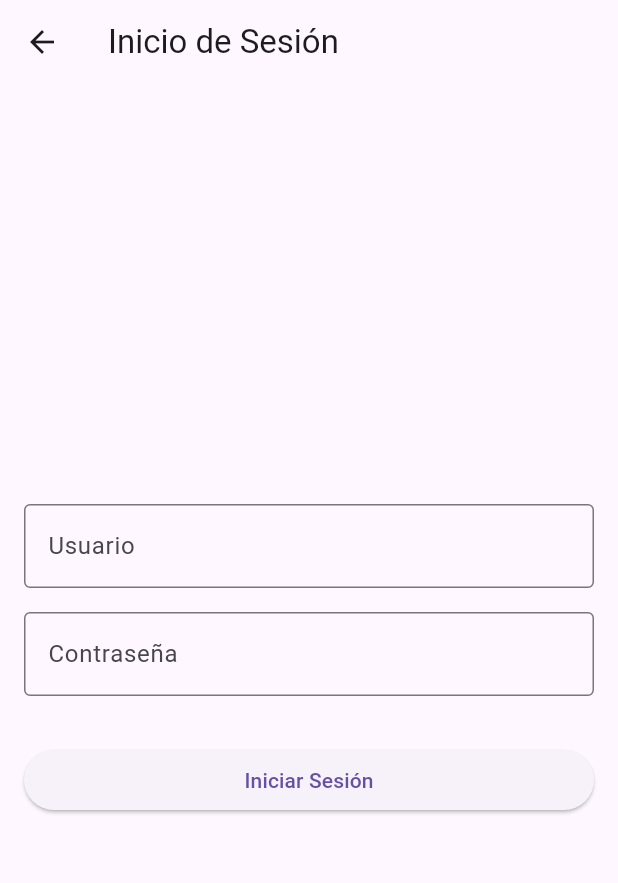
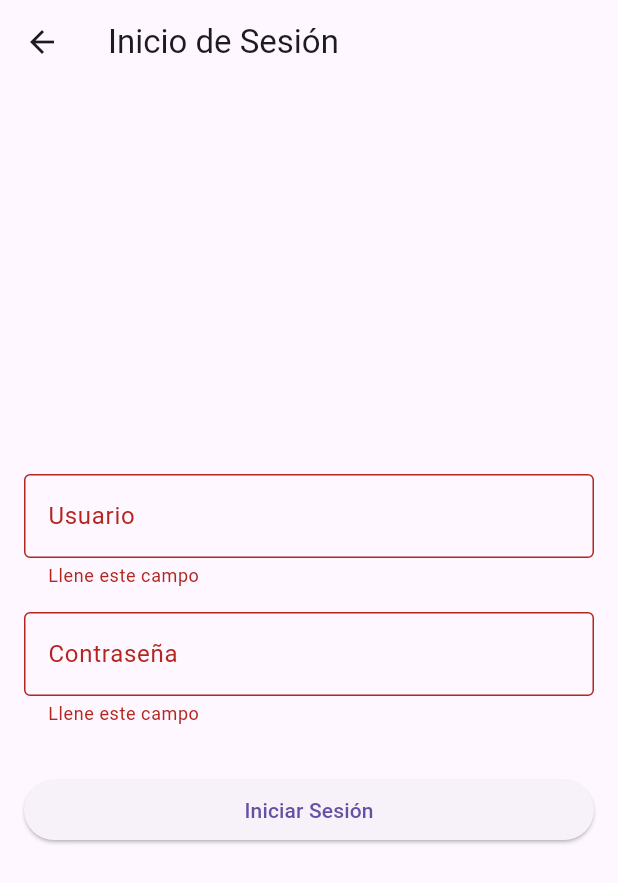
Before and after one commit to adriancamarena2310/ArgenisPizza, a Flutter app: the LoginScreen screen opened by its route, after a tap on "Iniciar Sesión", on a phone screen of 412 x 824 dp. Shown: the top 883 px of the screen. Run offline on Flutter 3.47's test engine with Material 3 defaults, Android fonts, the phone set to English and light mode, and no system bars.

Commit message:
feat: Asunto: implementar verificacion de login

```diff
--- a/argenis_app/lib/src/models/user_model.dart
+++ b/argenis_app/lib/src/models/user_model.dart
@@ -1,7 +1,6 @@
 class Usuario {
   int id;
-  String name;
-  String lastName;
+  String userName;
   String password;
   String email;
   String number;
@@ -9,21 +8,30 @@ class Usuario {
 
   Usuario({
     required this.id,
-    required this.name,
-    required this.lastName,
+    required this.userName,
     required this.password,
     required this.email,
     required this.number,
     required this.image,
   });
 
+
+
 }
+
+bool verificarUsuario(List<Usuario> usuarios, String userName, String password){
+    for(var usuario in usuarios){
+      if(usuario.userName == userName && usuario.password == password){
+        return true;
+      }
+    }
+    return false;
+  }
 
   List<Usuario> usuarios = [
     Usuario(
       id: 1,
-      name: 'Manuel',
-      lastName: 'Alaya',
+      userName: 'Manuel',
       password: 'password',
       email: 'manuel.alayax@example.com',
       number: '1234567890',
@@ -31,8 +39,7 @@ class Usuario {
     ),
     Usuario(
       id: 2,
-      name: 'Adrian',
-      lastName: 'Camarena',
+      userName: 'Adrian',
       password: 'password',
       email: 'adrian.camarena@example.com',
       number: '0987654321',
@@ -40,8 +47,7 @@ class Usuario {
     ),
     Usuario(
       id: 3,
-      name: 'Kevin',
-      lastName: 'Chiquil',
+      userName: 'Kevin',
       password: 'password',
       email: 'kevin.chikil@example.com',
       number: '598343432',
--- a/argenis_app/lib/src/screens/Home_Tienda_Screen.dart
+++ b/argenis_app/lib/src/screens/Home_Tienda_Screen.dart
@@ -1,12 +1,12 @@
 import 'package:argenis_app/src/models/calcular_model.dart';
 import 'package:argenis_app/src/models/pizzas_model.dart';
 import 'package:flutter/material.dart';
-import 'package:argenis_app/src/components/getDrawer_Widget.dart';
 
 class HomeTiendaScreen extends StatefulWidget {
   const HomeTiendaScreen({super.key});
 
   @override
+  // ignore: library_private_types_in_public_api
   _HomeTiendaScreenState createState() => _HomeTiendaScreenState();
 }
 
@@ -25,7 +25,6 @@ class _HomeTiendaScreenState extends State<HomeTiendaScreen> {
         title: const Text("Argenis"),
         backgroundColor: Colors.deepOrange,
       ),
-      drawer: GetDrawer.getDrawer(context),
       body: Column(
         children: [
           Expanded(
--- a/argenis_app/lib/src/screens/Login_Screen.dart
+++ b/argenis_app/lib/src/screens/Login_Screen.dart
@@ -1,7 +1,22 @@
+import 'package:argenis_app/src/models/user_model.dart';
+import 'package:argenis_app/src/screens/Home_Domicilio_Screen.dart';
 import 'package:flutter/material.dart';
 
-class LoginScreen extends StatelessWidget {
-  const LoginScreen({Key? key});
+class LoginScreen extends StatefulWidget {
+  const LoginScreen({Key? key}) : super(key: key);
+
+  @override
+  State<LoginScreen> createState() => _LoginScreenState();
+}
+
+class _LoginScreenState extends State<LoginScreen> {
+  final userNameController = TextEditingController();
+  final passwordController = TextEditingController();
+
+  late FocusNode userNameFocus;
+  late FocusNode passwordFocus;
+
+  final formKey = GlobalKey<FormState>();
 
   @override
   Widget build(BuildContext context) {
@@ -11,34 +26,96 @@ class LoginScreen extends StatelessWidget {
       ),
       body: Padding(
         padding: const EdgeInsets.all(16.0),
+        child: Form(
+          key: formKey,
           child: Column(
             mainAxisAlignment: MainAxisAlignment.center,
             crossAxisAlignment: CrossAxisAlignment.stretch,
             children: [
-              TextField(
-              decoration: InputDecoration(
+              TextFormField(
+                controller: userNameController,
+                decoration: const InputDecoration(
                   labelText: 'Usuario',
                   border: OutlineInputBorder(),
                 ),
+                focusNode: userNameFocus,
+                onEditingComplete: () => requestFocus(context, passwordFocus),
+                textInputAction: TextInputAction.next,
+                validator: (value) {
+                  if (value!.isEmpty) {
+                    return "Llene este campo";
+                  }
+                  return null;
+                },
               ),
               const SizedBox(height: 16),
-            TextField(
+              TextFormField(
+                controller: passwordController,
                 obscureText: true,
-              decoration: InputDecoration(
+                decoration: const InputDecoration(
                   labelText: 'Contraseña',
                   border: OutlineInputBorder(),
                 ),
+                focusNode: passwordFocus,
+                validator: (value) {
+                  if (value!.isEmpty) {
+                    return "Llene este campo";
+                  }
+                  return null;
+                },
               ),
               const SizedBox(height: 32),
               ElevatedButton(
-              onPressed: () {
-                // Aqui va el boton para lo que sea que haga
-              },
+                onPressed: _login,
                 child: const Text('Iniciar Sesión'),
               ),
             ],
           ),
         ),
+      ),
+    );
+  }
+
+
+  void _login() {
+    if (formKey.currentState!.validate()) {
+      formKey.currentState!.save();
+
+      String userNameValue = userNameController.text;
+      String passwordValue = passwordController.text;
+
+      bool existe = verificarUsuario(usuarios, userNameValue, passwordValue);
+      if (existe) {
+        Navigator.push(
+          context,
+          MaterialPageRoute(builder: (context) => const HomeDomicilioScreen()),
+        );
+      } else {
+        ScaffoldMessenger.of(context).showSnackBar(
+          const SnackBar(content: Text('Usuario o contraseña incorrectos')),
         );
       }
     }
+  }
+
+
+  @override
+  void initState() {
+    super.initState();
+    userNameFocus = FocusNode();
+    passwordFocus = FocusNode();
+  }
+
+  @override
+  void dispose() {
+    userNameController.dispose();
+    passwordController.dispose();
+    userNameFocus.dispose();
+    passwordFocus.dispose();
+    super.dispose();
+  }
+
+  void requestFocus(BuildContext context, FocusNode focusNode) {
+    FocusScope.of(context).requestFocus(focusNode);
+  }
+}
```
Also changed, not shown: argenis_app/pubspec.lock. Lines whose indentation alone changed are shown as unchanged.
